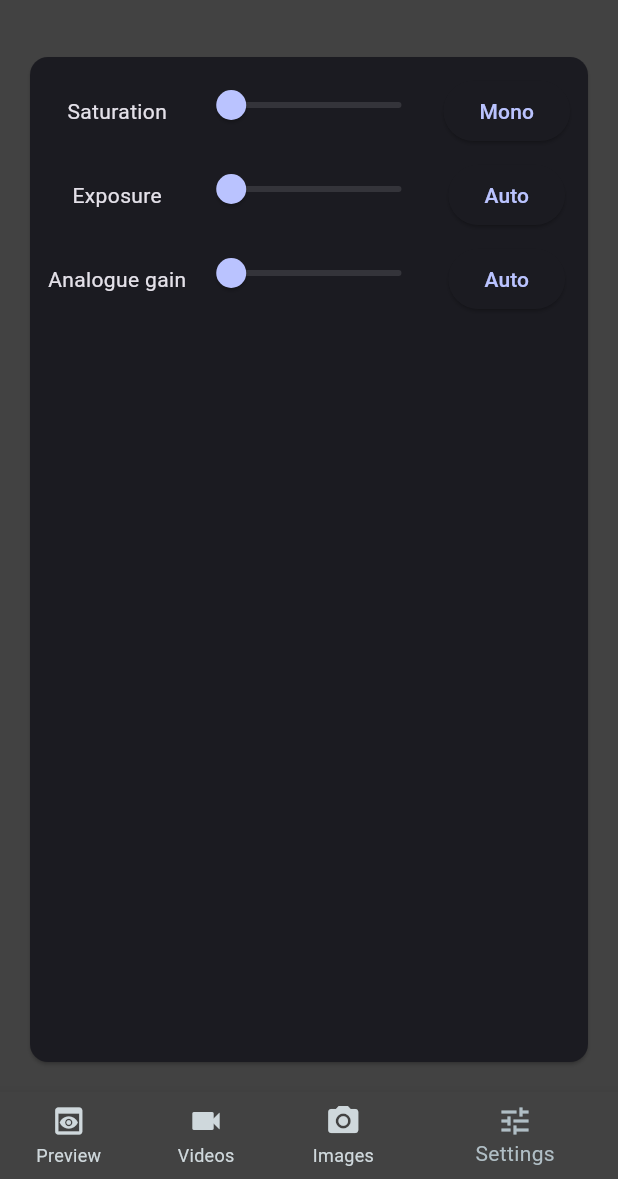
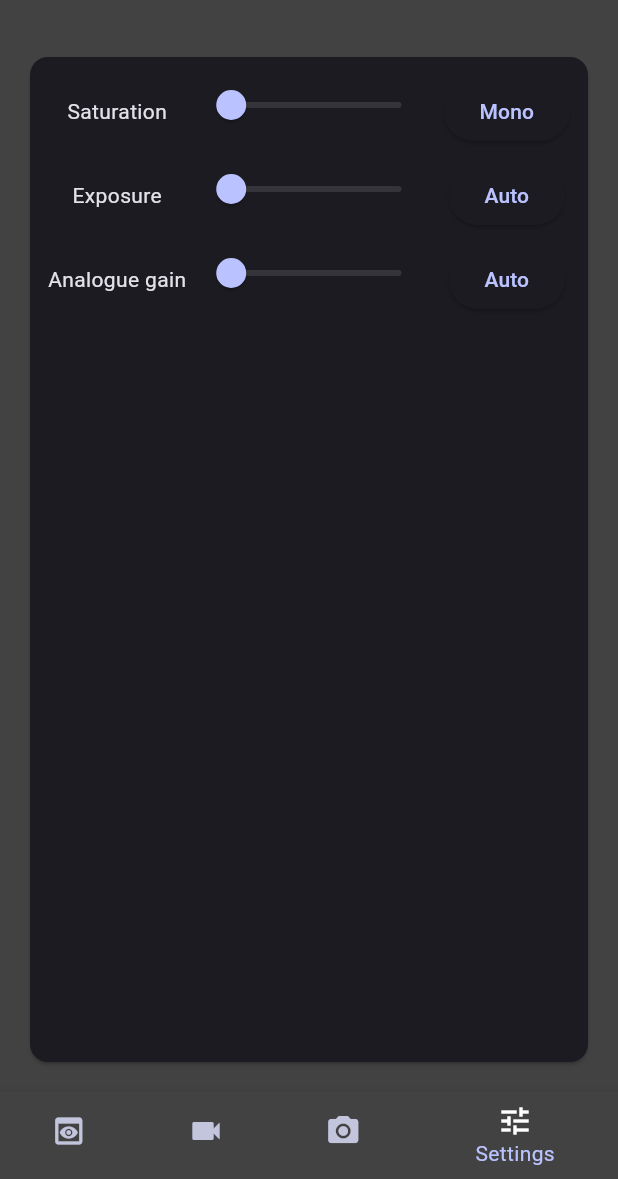
Before and after one commit to cloudedbats/wirc_2025, a Flutter app: the screen it shows after launch, item 4 of the bottom bar chosen, on a phone screen of 412 x 824 dp, the part 57-1236 px from its top. Run offline on Flutter 3.47's test engine with Material 3 defaults, Android fonts, the phone set to English and light mode, and no system bars; our stand-ins replace flutter_bloc, package_info_plus, shared_preferences; missing offline and left inert: flutter_mjpeg.

Commit message:
Navigation bar/rail update.

```diff
--- a/lib/src/app/pages/home_page/home_page.dart
+++ b/lib/src/app/pages/home_page/home_page.dart
@@ -85,9 +85,9 @@ class _HomePageState extends State<HomePage> {
           ]),
       bottomNavigationBar: BottomNavigationBar(
         currentIndex: selectedIndex,
-        selectedItemColor: Colors.blueGrey.shade200,
-        unselectedItemColor: Colors.blueGrey.shade100,
-        showUnselectedLabels: true,
+        selectedIconTheme: Theme.of(context).iconTheme,
+        selectedItemColor: Theme.of(context).colorScheme.primary,
+        unselectedItemColor: Theme.of(context).colorScheme.secondary,
         onTap: (value) {
           setState(() {
             selectedIndex = value;
@@ -97,18 +97,22 @@ class _HomePageState extends State<HomePage> {
           BottomNavigationBarItem(
             icon: Icon(Icons.preview),
             label: 'Preview',
+            tooltip: 'Preview',
           ),
           BottomNavigationBarItem(
             icon: Icon(Icons.videocam),
             label: 'Videos',
+            tooltip: 'Videos',
           ),
           BottomNavigationBarItem(
             icon: Icon(Icons.photo_camera),
             label: 'Images',
+            tooltip: 'Images',
           ),
           BottomNavigationBarItem(
             icon: Icon(Icons.tune),
             label: 'Settings',
+            tooltip: 'Settings',
           ),
         ],
       ),
@@ -162,6 +166,7 @@ class _HomePageState extends State<HomePage> {
       body: Row(
         children: [
           NavigationRail(
+              selectedIconTheme: Theme.of(context).iconTheme,
               extended: constraints.maxWidth >= 1000,
               destinations: const [
                 NavigationRailDestination(
```
